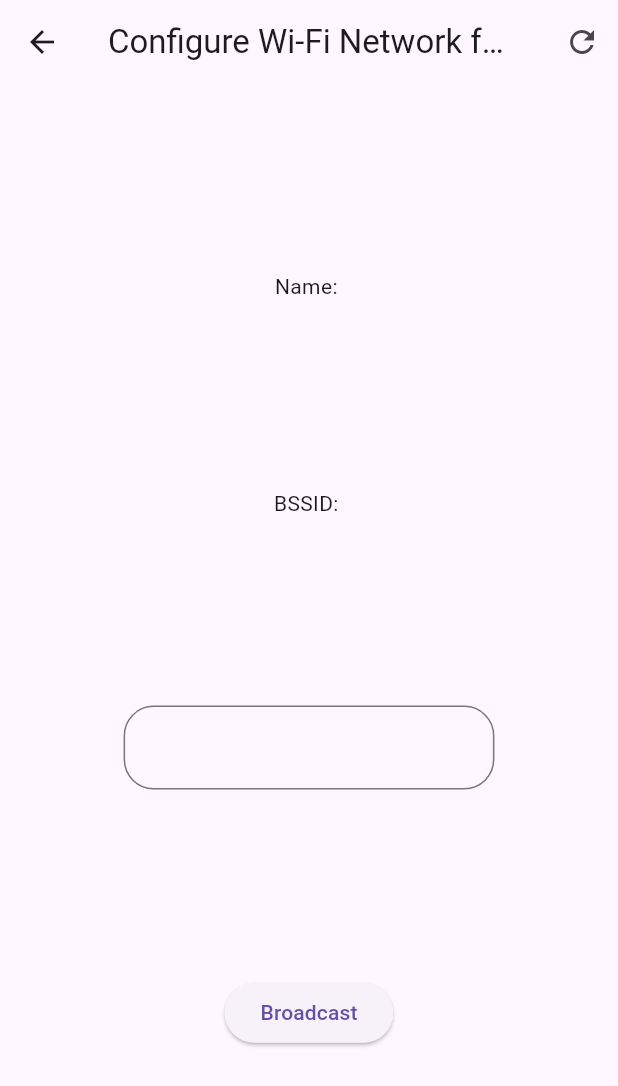
After one commit to M4dhav/water-saver, a Flutter app: the SettingsPage screen opened by its route, after a tap on "Set Wi-Fi Network", on a phone screen of 412 x 824 dp. The commit adds this screen. Shown: the top 1086 px of the screen. Run offline on Flutter 3.47's test engine with Material 3 defaults, Android fonts, the phone set to English and light mode, and no system bars; our stand-ins replace auth_buttons, cloud_firestore, connectivity_plus, firebase_auth, firebase_core, fl_chart and 8 more; missing offline and left inert: esp_smartconfig, network_info_plus, onboarding; accounts and stored records are empty; generated files the repository leaves out were written again.

Commit message:
feat: Implemented ESPTouch Integration to setup new device

```diff
--- /dev/null
+++ b/lib/controllers/wifi_smartconfig_controller.dart
@@ -0,0 +1,82 @@
+import 'dart:async';
+import 'dart:developer';
+
+import 'package:connectivity_plus/connectivity_plus.dart';
+import 'package:esp_smartconfig/esp_smartconfig.dart';
+import 'package:flutter_riverpod/flutter_riverpod.dart';
+import 'package:network_info_plus/network_info_plus.dart';
+import 'package:permission_handler/permission_handler.dart';
+import 'package:water_saver/models/connection_model.dart';
+
+class WifiSmartConfigController extends AsyncNotifier<ConnectionModel> {
+  final provisioner = Provisioner.espTouch();
+  @override
+  FutureOr<ConnectionModel> build() async {
+    await requestLocationPermission();
+    await checkConnectivity();
+    await refreshConnectionDetails();
+
+    return ConnectionModel(
+      bssid: '',
+      name: '',
+    );
+  }
+
+  void stopProvisionerAfterConnection() {
+    provisioner.listen((response) {
+      log('device ${response.bssidText} connected to WiFi');
+      provisioner.stop();
+    });
+  }
+
+  Future<void> requestLocationPermission() async {
+    await Permission.location.onDeniedCallback(() {
+      throw Exception('Location permission denied');
+    }).onLimitedCallback(() {
+      throw Exception('Location permission limited');
+    }).onProvisionalCallback(() {
+      throw Exception('Location permission provisional');
+    }).onPermanentlyDeniedCallback(() {
+      throw Exception('Location permission denied');
+    }).request();
+  }
+
+  Future<void> checkConnectivity() async {
+    final List<ConnectivityResult> connectivityResult =
+        await (Connectivity().checkConnectivity());
+    if (connectivityResult.contains(ConnectivityResult.wifi)) {
+      return;
+    }
+    throw Exception('No WiFi connection');
+  }
+
+  Future<void> refreshConnectionDetails({bool set = false}) async {
+    state = AsyncValue.loading();
+    try {
+      await checkConnectivity();
+      final info = NetworkInfo();
+      final wifiName = await info.getWifiName();
+      final wifiBSSID = await info.getWifiBSSID();
+
+      if (set) {
+        state = AsyncValue.data(ConnectionModel(
+          bssid: wifiBSSID,
+          name: wifiName,
+        ));
+      }
+    } catch (e) {
+      state = AsyncValue.error(e, StackTrace.current);
+    }
+  }
+
+  void startProvisioning(String password) {
+    state = AsyncValue.data(ConnectionModel(
+        bssid: state.requireValue.bssid,
+        name: state.requireValue.name,
+        password: password));
+    provisioner.start(ProvisioningRequest.fromStrings(
+        ssid: state.requireValue.name!,
+        bssid: state.requireValue.bssid!,
+        password: state.requireValue.password));
+  }
+}
--- a/lib/main.dart
+++ b/lib/main.dart
@@ -7,8 +7,10 @@ import 'package:responsive_sizer/responsive_sizer.dart';
 import 'package:water_saver/firebase_options.dart';
 import 'package:water_saver/screens/login_screen.dart';
 import 'package:water_saver/screens/onboarding_screens.dart';
+import 'package:water_saver/screens/personal_info_screen.dart';
 import 'package:water_saver/screens/settings.dart';
 import 'package:water_saver/screens/splash.dart';
+import 'package:water_saver/screens/wifi_config.dart';
 import 'package:water_saver/widgets/nav_bar.dart';
 import 'package:go_router/go_router.dart';
 
@@ -55,6 +57,13 @@ class MainApp extends StatelessWidget {
               path: '/settings',
               builder: (context, state) => const SettingsPage(),
             ),
+            GoRoute(
+                path: '/wifiConfig',
+                builder: (context, state) => const WifiConfigScreen()),
+            GoRoute(
+              path: '/personalInfo',
+              builder: (context, state) => const PersonalInfoScreen(),
+            )
           ],
         );
 
--- /dev/null
+++ b/lib/models/connection_model.dart
@@ -0,0 +1,11 @@
+class ConnectionModel {
+  final String? bssid;
+  String? password;
+  final String? name;
+
+  ConnectionModel({
+    required this.bssid,
+    required this.name,
+    this.password,
+  });
+}
--- /dev/null
+++ b/lib/providers/wifi_smartconfig_controller_provider.dart
@@ -0,0 +1,8 @@
+import 'package:flutter_riverpod/flutter_riverpod.dart';
+import 'package:water_saver/controllers/wifi_smartconfig_controller.dart';
+import 'package:water_saver/models/connection_model.dart';
+
+final wifiSmartConfigProvider =
+    AsyncNotifierProvider<WifiSmartConfigController, ConnectionModel>(
+  () => WifiSmartConfigController(),
+);
--- a/lib/screens/settings.dart
+++ b/lib/screens/settings.dart
@@ -7,7 +7,6 @@ import 'package:water_saver/providers/app_user_controller_provider.dart';
 import 'package:water_saver/providers/graph_controller_provider.dart';
 import 'package:water_saver/providers/history_controller_provider.dart';
 import 'package:water_saver/screens/personal_info_screen.dart';
-
 
 class SettingsPage extends ConsumerWidget {
   const SettingsPage({super.key});
@@ -31,13 +30,7 @@ class SettingsPage extends ConsumerWidget {
                     _buildProfileOption(
                       icon: Icons.person_outline,
                       title: 'Personal Info',
-                      onTap: () {
-                        Navigator.of(context).push(
-                          MaterialPageRoute(
-                            builder: (context) => const PersonalInfoScreen(),
-                          ),
-                        );
-                      },
+                      onTap: () => context.push('/personalInfo'),
                     ),
                     _buildDivider(),
                     _buildProfileOption(
@@ -46,6 +39,11 @@ class SettingsPage extends ConsumerWidget {
                       onTap: () {},
                     ),
                     _buildDivider(),
+                    _buildProfileOption(
+                      icon: Icons.wifi,
+                      title: 'Set Wi-Fi Network',
+                      onTap: () => context.push('/wifiConfig'),
+                    ),
                   ],
                 ),
               ),
--- /dev/null
+++ b/lib/screens/wifi_config.dart
@@ -0,0 +1,116 @@
+import 'dart:developer';
+
+import 'package:flutter/material.dart';
+import 'package:flutter_riverpod/flutter_riverpod.dart';
+import 'package:permission_handler/permission_handler.dart';
+import 'package:responsive_sizer/responsive_sizer.dart';
+import 'package:water_saver/controllers/wifi_smartconfig_controller.dart';
+import 'package:water_saver/models/connection_model.dart';
+import 'package:water_saver/providers/wifi_smartconfig_controller_provider.dart';
+
+class WifiConfigScreen extends ConsumerWidget {
+  const WifiConfigScreen({super.key});
+
+  @override
+  Widget build(BuildContext context, WidgetRef ref) {
+    final connectionModel = ref.watch(wifiSmartConfigProvider);
+    final smartConfigController = ref.watch(wifiSmartConfigProvider.notifier);
+    return Scaffold(
+      appBar: AppBar(
+        title: Text('Configure Wi-Fi Network for Device'),
+        actions: [
+          IconButton(
+              onPressed: () async => await smartConfigController
+                  .refreshConnectionDetails(set: true),
+              icon: Icon(Icons.refresh))
+        ],
+      ),
+      body: connectionModel.when(
+          data: (connectionModel) {
+            if (connectionModel.name == null) {
+              return buildWifiErrorPage();
+            }
+            return buildPageBody(connectionModel, smartConfigController);
+          },
+          error: (error, stackTrace) {
+            if (error.toString() == 'Exception: Location permission denied') {
+              return buildWifiErrorPage();
+            } else if (error.toString() == 'Exception: No WiFi connection') {
+              return buildWiFiOffPage();
+            }
+            return Scaffold(body: Center(child: Text('Error: $error')));
+          },
+          loading: () => Center(child: CircularProgressIndicator())),
+    );
+  }
+
+  Widget buildPageBody(
+      ConnectionModel model, WifiSmartConfigController controller) {
+    final passwordController = TextEditingController();
+    return SizedBox(
+      height: 100.h,
+      width: double.infinity,
+      child: Column(
+        crossAxisAlignment: CrossAxisAlignment.center,
+        mainAxisAlignment: MainAxisAlignment.spaceEvenly,
+        children: [
+          Text("Name: " + (model.name ?? '')),
+          Text("BSSID: " + (model.bssid ?? '')),
+          SizedBox(
+            width: 60.w,
+            child: TextField(
+              controller: passwordController,
+              decoration: InputDecoration(
+                  border: OutlineInputBorder(
+                borderRadius: BorderRadius.circular(20),
+              )),
+            ),
+          ),
+          ElevatedButton(
+            onPressed: () {
+              final password = passwordController.text;
+              if (password.isNotEmpty) {
+                controller.startProvisioning(password);
+              }
+            },
+            child: Text('Broadcast'),
+          ),
+        ],
+      ),
+    );
+  }
+
+  Widget buildWifiErrorPage() {
+    return SizedBox(
+      height: 100.h,
+      width: double.infinity,
+      child: Column(
+        crossAxisAlignment: CrossAxisAlignment.center,
+        mainAxisAlignment: MainAxisAlignment.spaceEvenly,
+        children: [
+          Text(
+              'You need to grant precise location permission to the App to configure Wi-Fi Networks. Please press the button below to enter App Settings and provide the permissions'),
+          ElevatedButton(
+            child: Text('Open Settings'),
+            onPressed: () async => await openAppSettings(),
+          ),
+        ],
+      ),
+    );
+  }
+
+  Widget buildWiFiOffPage() {
+    return SizedBox(
+      height: 100.h,
+      width: double.infinity,
+      child: Column(
+        crossAxisAlignment: CrossAxisAlignment.center,
+        mainAxisAlignment: MainAxisAlignment.spaceEvenly,
+        children: [
+          Text(
+              'Your Wi-Fi is currently turned off. Please turn it on to configure the device.'),
+        ],
+      ),
+    );
+  }
+}
--- a/pubspec.yaml
+++ b/pubspec.yaml
@@ -54,6 +54,10 @@ dependencies:
   json_annotation: ^4.9.0
   get_it: ^8.0.3
   onboarding: ^4.0.2
+  esp_smartconfig: ^3.0.0
+  connectivity_plus: ^6.1.5
+  network_info_plus: ^6.1.4
+  permission_handler: ^12.0.1
 dev_dependencies:
   flutter_test:
     sdk: flutter
```
Also changed, not shown: pubspec.lock, 2 other files.
